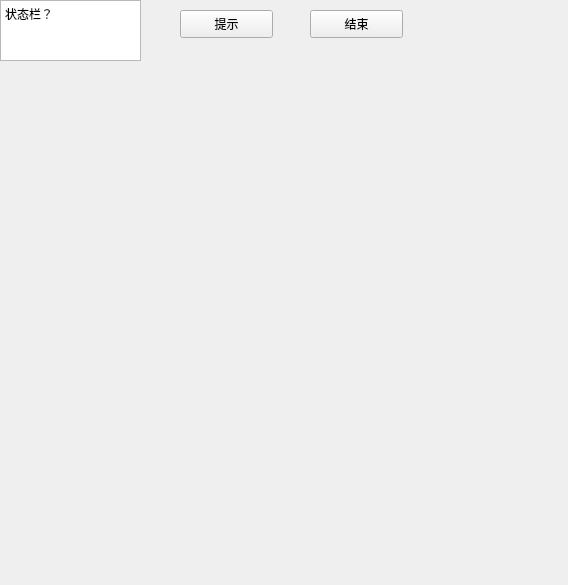
jimmyss/Bejeweled, file Game.ui: the form before one commit.
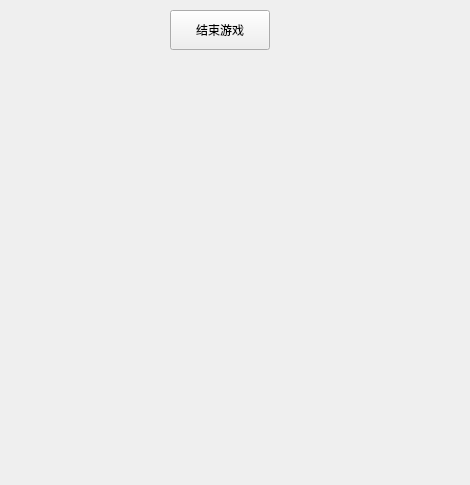
The form after the commit.

Patch:
```diff
--- a/Game.ui
+++ b/Game.ui
@@ -6,54 +6,36 @@
    <rect>
     <x>0</x>
     <y>0</y>
-    <width>568</width>
-    <height>585</height>
+    <width>470</width>
+    <height>485</height>
    </rect>
   </property>
+  <property name="minimumSize">
+   <size>
+    <width>470</width>
+    <height>485</height>
+   </size>
+  </property>
+  <property name="maximumSize">
+   <size>
+    <width>470</width>
+    <height>485</height>
+   </size>
+  </property>
   <property name="windowTitle">
    <string>QtWidgetsClass</string>
   </property>
-  <widget class="QTextEdit" name="textEdit">
-   <property name="geometry">
-    <rect>
-     <x>0</x>
-     <y>0</y>
-     <width>141</width>
-     <height>61</height>
-    </rect>
-   </property>
-   <property name="html">
-    <string>&lt;!DOCTYPE HTML PUBLIC &quot;-//W3C//DTD HTML 4.0//EN&quot; &quot;http://www.w3.org/TR/REC-html40/strict.dtd&quot;&gt;
-&lt;html&gt;&lt;head&gt;&lt;meta name=&quot;qrichtext&quot; content=&quot;1&quot; /&gt;&lt;style type=&quot;text/css&quot;&gt;
-p, li { white-space: pre-wrap; }
-&lt;/style&gt;&lt;/head&gt;&lt;body style=&quot; font-family:'SimSun'; font-size:9pt; font-weight:400; font-style:normal;&quot;&gt;
-&lt;p style=&quot; margin-top:0px; margin-bottom:0px; margin-left:0px; margin-right:0px; -qt-block-indent:0; text-indent:0px;&quot;&gt;状态栏？&lt;/p&gt;&lt;/body&gt;&lt;/html&gt;</string>
-   </property>
-  </widget>
   <widget class="QPushButton" name="pushButtonFinish">
    <property name="geometry">
     <rect>
-     <x>310</x>
+     <x>170</x>
      <y>10</y>
-     <width>93</width>
-     <height>28</height>
+     <width>100</width>
+     <height>40</height>
     </rect>
    </property>
    <property name="text">
-    <string>结束</string>
-   </property>
-  </widget>
-  <widget class="QPushButton" name="pushButtonHint">
-   <property name="geometry">
-    <rect>
-     <x>180</x>
-     <y>10</y>
-     <width>93</width>
-     <height>28</height>
-    </rect>
-   </property>
-   <property name="text">
-    <string>提示</string>
+    <string>结束游戏</string>
    </property>
   </widget>
  </widget>
```
